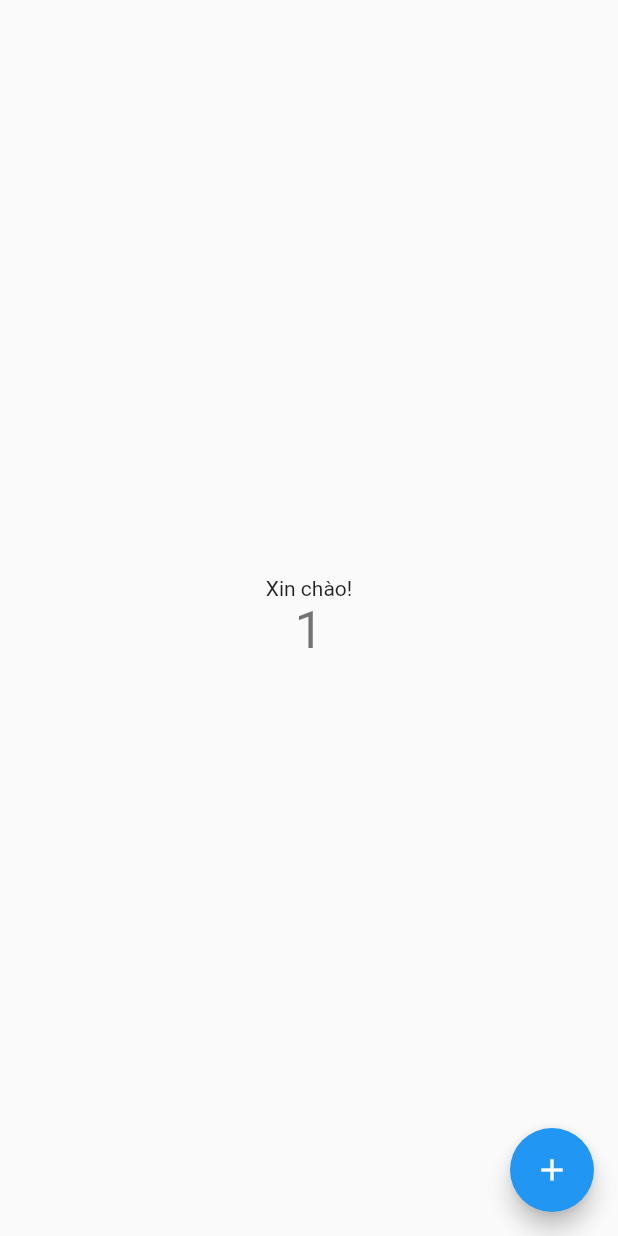
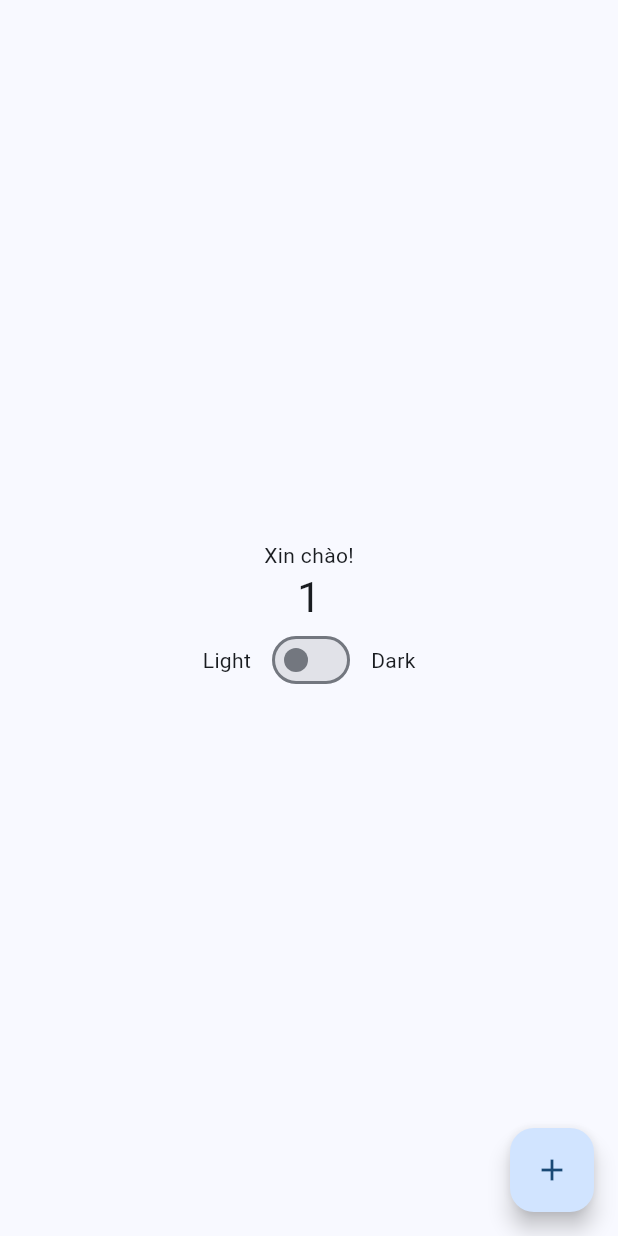
Before and after one commit to Ngan000/chat_app, a Flutter app: the screen it shows after launch, after a tap on the "add" icon, on a phone screen of 412 x 824 dp. Run offline on Flutter 3.47's test engine with Material 2 defaults, Android fonts, the phone set to English and light mode, and no system bars; our stand-ins replace adaptive_theme.

Commit message:
dark theme

```diff
--- a/lib/main.dart
+++ b/lib/main.dart
@@ -1,18 +1,35 @@
+import 'package:adaptive_theme/adaptive_theme.dart';
 import 'package:chat_app/src/l10n/app_localizations.dart';
 import 'package:flutter/material.dart';
 import 'package:flutter_localizations/flutter_localizations.dart';
 
-void main() {
-  runApp(const MyApp());
+void main() async {
+  WidgetsFlutterBinding.ensureInitialized();
+  final savedThemeMode = await AdaptiveTheme.getThemeMode();
+  runApp(MyApp(savedThemeMode: savedThemeMode));
 }
 
 class MyApp extends StatelessWidget {
-  const MyApp({super.key});
+  final AdaptiveThemeMode? savedThemeMode;
+  const MyApp({super.key, this.savedThemeMode});
 
   // This widget is the root of your application.
   @override
   Widget build(BuildContext context) {
-    return const MaterialApp(
+    return AdaptiveTheme(
+        light: ThemeData(
+          useMaterial3: true,
+          brightness: Brightness.light,
+          colorSchemeSeed: Colors.blue,
+          primaryColor: Color.fromARGB(255, 65, 184, 126),
+        ),
+        dark: ThemeData(
+          useMaterial3: true,
+          brightness: Brightness.dark,
+          colorSchemeSeed: Colors.blue,
+        ),
+        initial: savedThemeMode ?? AdaptiveThemeMode.light,
+        builder: (theme, darkTheme) => MaterialApp(
               locale: Locale('vi'), // English
 
               title: 'Flutter Demo',
@@ -26,8 +43,10 @@ class MyApp extends StatelessWidget {
                 Locale('en'), // English
                 Locale('vi'), // Vietnam
               ],
+              theme: theme,
+              darkTheme: darkTheme,
               home: MyHomePage(title: 'Flutter Demo Home Page'),
-    );
+            ));
   }
 }
 
@@ -61,6 +80,25 @@ class _MyHomePageState extends State<MyHomePage> {
               '$_counter',
               style: Theme.of(context).textTheme.headline4,
             ),
+            Row(
+              mainAxisSize: MainAxisSize.min,
+              children: [
+                const Text('Light'),
+                const SizedBox(width: 10),
+                Switch(
+                  value: AdaptiveTheme.of(context).mode.isDark,
+                  onChanged: (value) {
+                    if (value) {
+                      AdaptiveTheme.of(context).setDark();
+                    } else {
+                      AdaptiveTheme.of(context).setLight();
+                    }
+                  },
+                ),
+                const SizedBox(width: 10),
+                const Text('Dark'),
+              ],
+            ),
           ],
         ),
       ),
--- a/pubspec.yaml
+++ b/pubspec.yaml
@@ -39,6 +39,7 @@ dependencies:
   flutter_localizations:
     sdk: flutter
   intl: any
+  adaptive_theme: ^3.2.1
 
 dev_dependencies:
   flutter_test:
```
Lines whose indentation alone changed are shown as unchanged.
